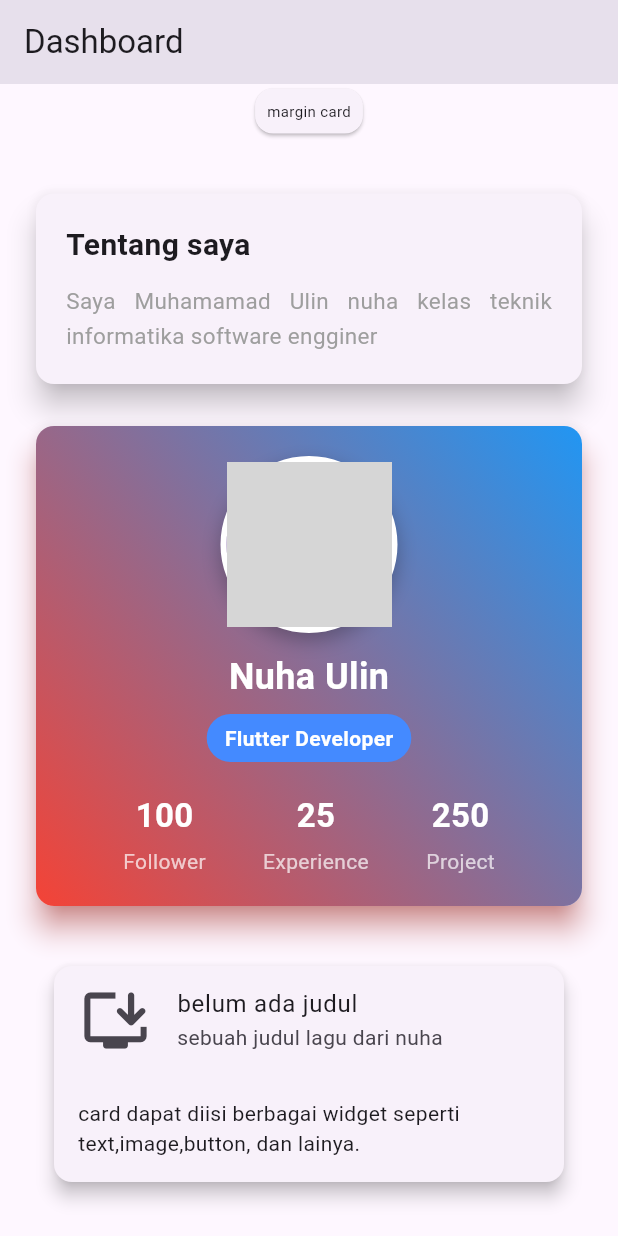
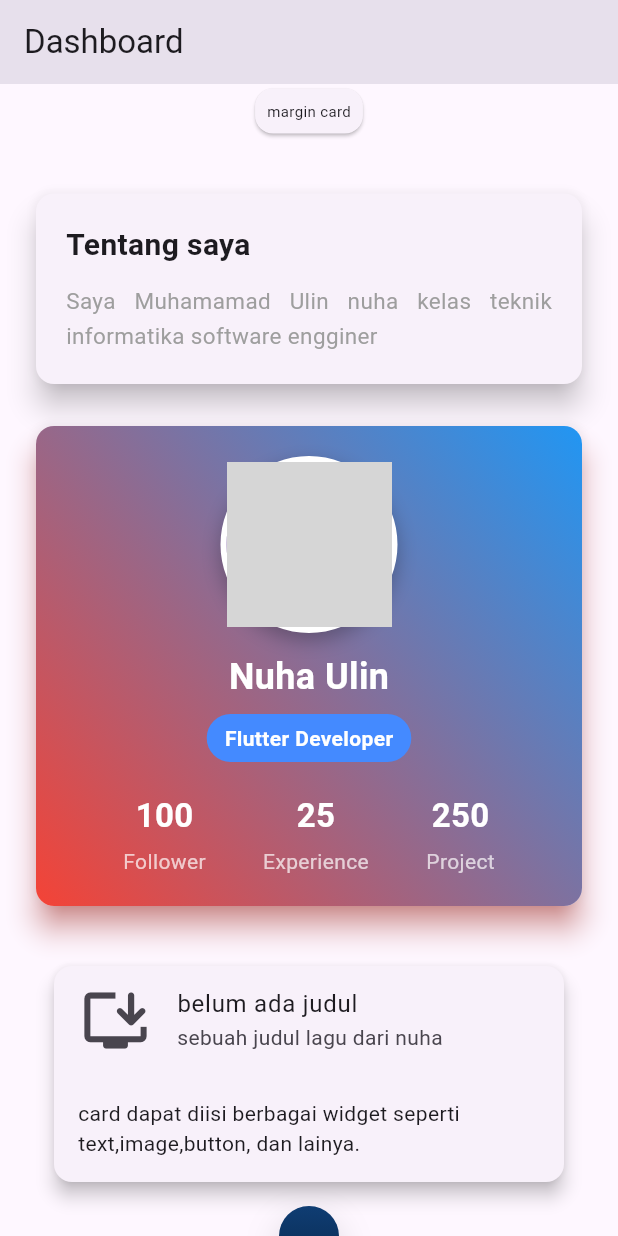
Before and after one commit to Mhmdulinnuha/Tugas-week-8-1123150002-, a Flutter app: the screen it shows after launch, scrolled down 129 dp, on a phone screen of 412 x 824 dp. Run offline on Flutter 3.47's test engine with Material 3 defaults, Android fonts, the phone set to English and light mode, and no system bars; grey boxes are pictures that could not be loaded.

Commit message:
Menambahkan Container utama dan Menambahkan gradient biru, border radius, dan shadow

```diff
--- a/lib/pages/latihan1_card.dart
+++ b/lib/pages/latihan1_card.dart
@@ -221,6 +221,33 @@ class MyPages extends StatelessWidget {
               ],
             ),
           ),
+
+         Container(
+  padding: EdgeInsets.all(20),
+  decoration: BoxDecoration(
+    borderRadius: BorderRadius.circular(25),
+    gradient: LinearGradient(
+      begin: Alignment.topCenter,
+      end: Alignment.bottomCenter,
+      colors: [
+        Color(0xFF0F3D73),
+        Color(0xFF0A2B52),
+      ],
+    ),
+    boxShadow: [
+      BoxShadow(
+        color: Colors.black.withOpacity(0.15),
+        blurRadius: 20,
+        offset: Offset(0, 10),
+      ),
+    ],
+  ),
+  child: Column(
+    crossAxisAlignment: CrossAxisAlignment.start,
+    children: [],
+  ),
+)
+
           ]),
         ),
       ),
```
